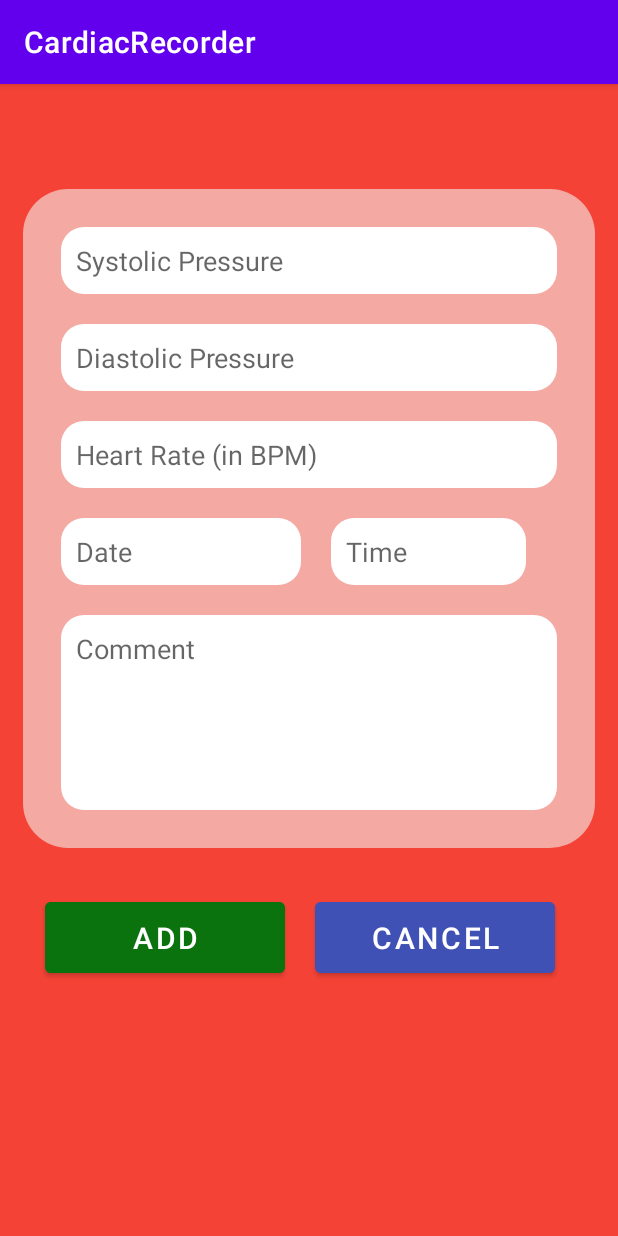
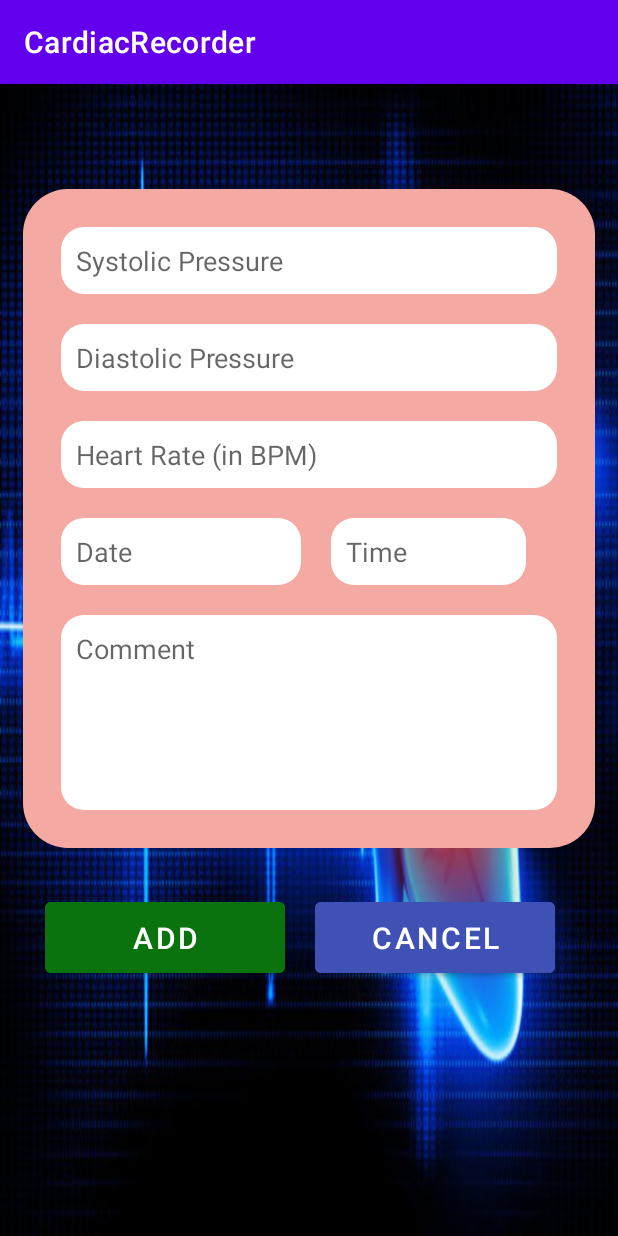
Before and after one commit to labib108/CardiacRecorder, an Android app: the AddMeasurement screen opened directly, with no data from a screen before it, on a phone screen of 412 x 824 dp. Run offline under Robolectric (Android 15) with nearby library versions, the phone set to English and light mode, and no system bars.

Commit message:
merge sumon

```diff
--- a/app/src/main/res/layout/activity_add_measurement.xml
+++ b/app/src/main/res/layout/activity_add_measurement.xml
@@ -4,7 +4,7 @@
     xmlns:tools="http://schemas.android.com/tools"
     android:layout_width="match_parent"
     android:layout_height="match_parent"
-    android:background="#F44336"
+    android:background="@drawable/add_bg"
     android:orientation="vertical"
     tools:context=".AddMeasurement">
 
```
Also changed, not shown: app/src/main/res/drawable/add_bg.jpg (added).
